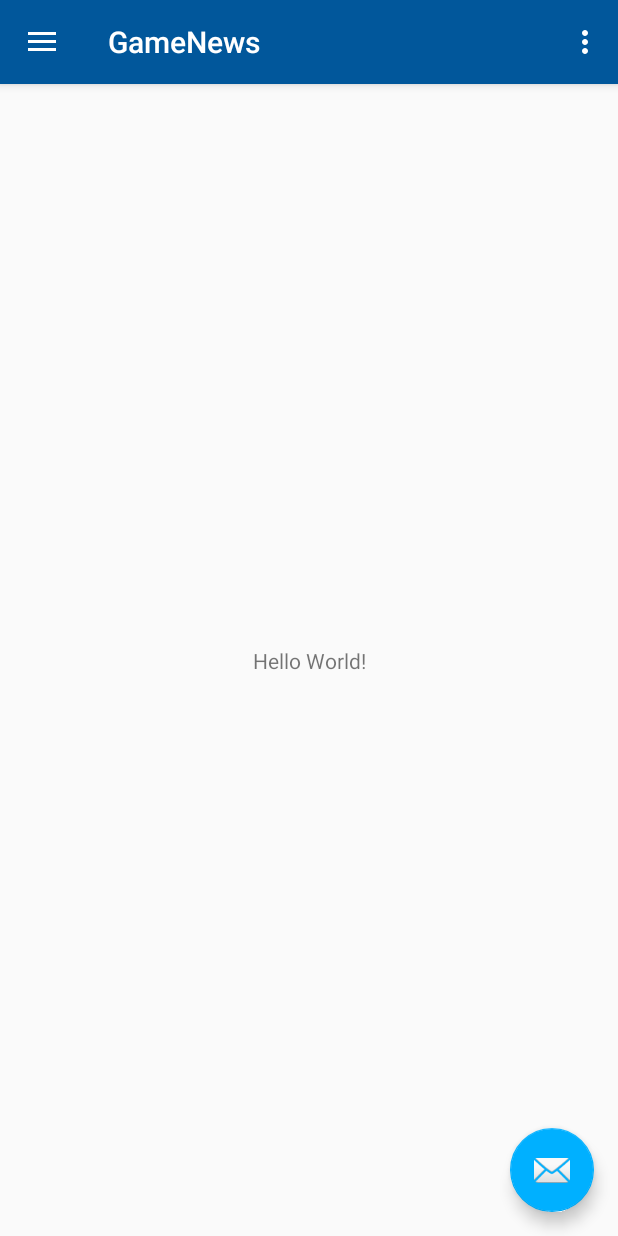
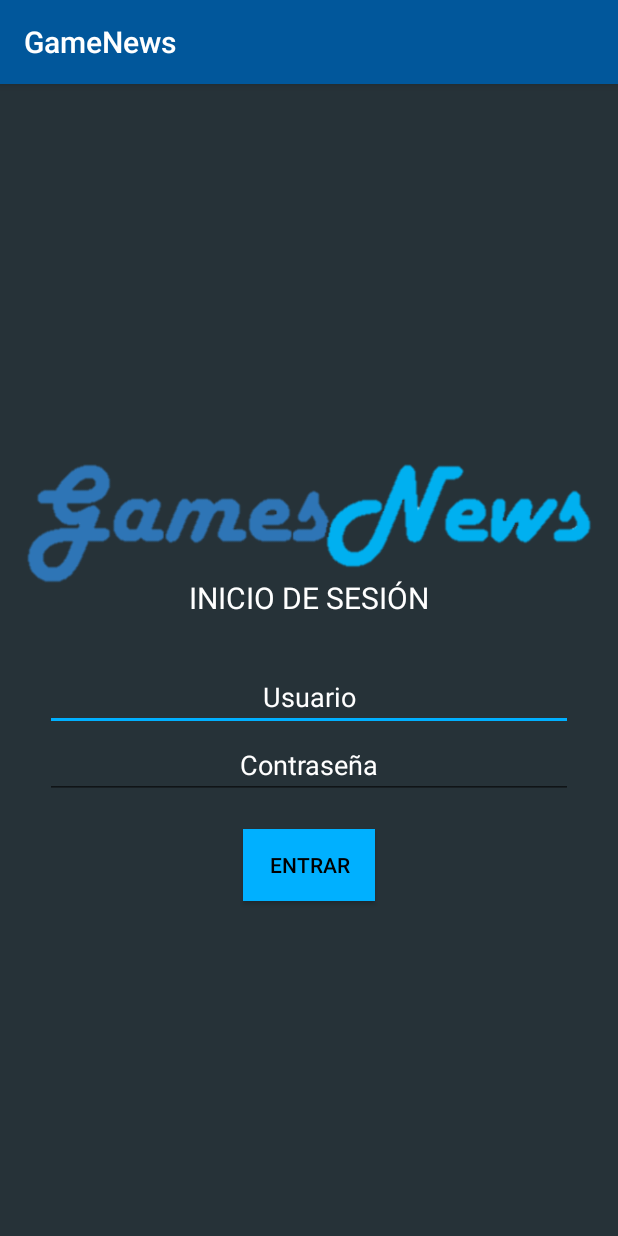
Before and after one commit to MaryBenitez/GameNews, an Android app: the screen it shows after launch (MainActivity), on a phone screen of 412 x 824 dp. Run offline under Robolectric (Android 15) with nearby library versions, the phone set to English and light mode, and no system bars.

Commit message:
interfaz de login creado; por el momento he hecho que funcione el boton de iniciar sesion sin poner credenciales, y que este abra la actividad donde puede observarse el navegation drawer

```diff
--- /dev/null
+++ b/app/src/main/java/com/example/maris/gamenews/MainActivities/MainActivity.java
@@ -0,0 +1,36 @@
+package com.example.maris.gamenews.MainActivities;
+
+import android.content.Intent;
+import android.os.Bundle;
+import android.support.v7.app.AppCompatActivity;
+import android.view.View;
+import android.widget.Button;
+
+import com.example.maris.gamenews.R;
+
+
+public class MainActivity extends AppCompatActivity {
+
+    Button iniciar;
+
+    @Override
+    protected void onCreate(Bundle savedInstanceState) {
+        super.onCreate(savedInstanceState);
+        setContentView(R.layout.login);
+
+        botonInicio();
+
+        iniciar.setOnClickListener(new View.OnClickListener() {
+            @Override
+            public void onClick(View v) {
+                Intent intent = new Intent(getApplicationContext(),MainActivity2.class);
+                startActivity(intent);
+            }
+        });
+
+    }
+
+    public void botonInicio(){
+        iniciar=findViewById(R.id.btniniciar);
+    }
+}
--- a/app/src/main/java/com/example/maris/gamenews/MainActivity.java
+++ b/app/src/main/java/com/example/maris/gamenews/MainActivities/MainActivity2.java
@@ -1,4 +1,4 @@
-package com.example.maris.gamenews;
+package com.example.maris.gamenews.MainActivities;
 
 import android.os.Bundle;
 import android.support.design.widget.FloatingActionButton;
@@ -13,7 +13,9 @@ import android.support.v7.widget.Toolbar;
 import android.view.Menu;
 import android.view.MenuItem;
 
-public class MainActivity extends AppCompatActivity
+import com.example.maris.gamenews.R;
+
+public class MainActivity2 extends AppCompatActivity
         implements NavigationView.OnNavigationItemSelectedListener {
 
     @Override
--- a/app/src/main/res/layout/app_bar_main.xml
+++ b/app/src/main/res/layout/app_bar_main.xml
@@ -4,7 +4,7 @@
     xmlns:tools="http://schemas.android.com/tools"
     android:layout_width="match_parent"
     android:layout_height="match_parent"
-    tools:context=".MainActivity">
+    tools:context=".MainActivities.MainActivity2">
 
     <android.support.design.widget.AppBarLayout
         android:layout_width="match_parent"
@@ -20,7 +20,7 @@
 
     </android.support.design.widget.AppBarLayout>
 
-    <include layout="@layout/content_main" />
+    <include layout="@layout/content_main"/>
 
     <android.support.design.widget.FloatingActionButton
         android:id="@+id/fab"
--- a/app/src/main/res/layout/content_main.xml
+++ b/app/src/main/res/layout/content_main.xml
@@ -5,13 +5,13 @@
     android:layout_width="match_parent"
     android:layout_height="match_parent"
     app:layout_behavior="@string/appbar_scrolling_view_behavior"
-    tools:context=".MainActivity"
-    tools:showIn="@layout/app_bar_main">
+    tools:context=".MainActivities.MainActivity2"
+    >
 
     <TextView
         android:layout_width="wrap_content"
         android:layout_height="wrap_content"
-        android:text="Hello World!"
+
         app:layout_constraintBottom_toBottomOf="parent"
         app:layout_constraintLeft_toLeftOf="parent"
         app:layout_constraintRight_toRightOf="parent"
--- a/app/src/main/res/layout/login.xml
+++ b/app/src/main/res/layout/login.xml
@@ -1,20 +1,24 @@
 <?xml version="1.0" encoding="utf-8"?>
-<LinearLayout
-    xmlns:android="http://schemas.android.com/apk/res/android" android:layout_width="match_parent"
+<LinearLayout xmlns:android="http://schemas.android.com/apk/res/android"
+    android:layout_width="match_parent"
     android:layout_height="match_parent"
+    xmlns:tools="http://schemas.android.com/tools"
     android:orientation="vertical"
     android:background="@color/fondo"
-    android:gravity="center">
+    android:gravity="center"
+    tools:context=".MainActivities.MainActivity">
 
     <ImageView
+        android:id="@+id/foto"
         android:layout_width="wrap_content"
         android:layout_height="wrap_content"
         android:src="@drawable/gamesnews"/>
 
     <TextView
+        android:id="@+id/txtinicio"
         android:layout_width="match_parent"
         android:layout_height="wrap_content"
-        android:text="REGISTRO o INICIO DE SESIÓN"
+        android:text="INICIO DE SESIÓN"
         android:textAlignment="center"
         android:textSize="20dp"
         android:textColor="@color/white"
@@ -25,6 +29,7 @@
         android:layout_height="30dp"/>
 
     <EditText
+        android:id="@+id/usuario"
         android:layout_width="match_parent"
         android:layout_height="wrap_content"
         android:hint="Usuario"
@@ -33,6 +38,7 @@
         android:textColorHint="@color/white"/>
 
     <EditText
+        android:id="@+id/contraseña"
         android:layout_width="match_parent"
         android:layout_height="wrap_content"
         android:hint="Contraseña"
@@ -40,34 +46,14 @@
         android:layout_marginHorizontal="30dp"
         android:textColorHint="@color/white"/>
 
-    <LinearLayout
-        android:layout_width="match_parent"
+    <Button
+        android:id="@+id/btniniciar"
+        android:layout_width="wrap_content"
         android:layout_height="wrap_content"
-        android:layout_marginTop="20dp"
-        android:orientation="horizontal"
-        android:gravity="center_horizontal">
-
-        <Button
-            android:layout_width="wrap_content"
-            android:layout_height="wrap_content"
-            android:text="Registrar"
-            android:background="@color/skyblue"
-            android:layout_gravity="center"
-            android:textColor="@color/black" />
-
-        <View
-            android:layout_width="20dp"
-            android:layout_height="match_parent"/>
-
-        <Button
-            android:layout_width="wrap_content"
-            android:layout_height="wrap_content"
-            android:text="Iniciar"
-            android:background="@color/skyblue"
-            android:layout_gravity="center"
-            android:textColor="@color/black"/>
-
-
-    </LinearLayout>
+        android:text="Entrar"
+        android:background="@color/skyblue"
+        android:layout_gravity="center"
+        android:textColor="@color/black"
+        android:layout_marginTop="20dp" />
 
 </LinearLayout>
```
Also changed, not shown: app/src/main/AndroidManifest.xml (+8 -1 lines).
